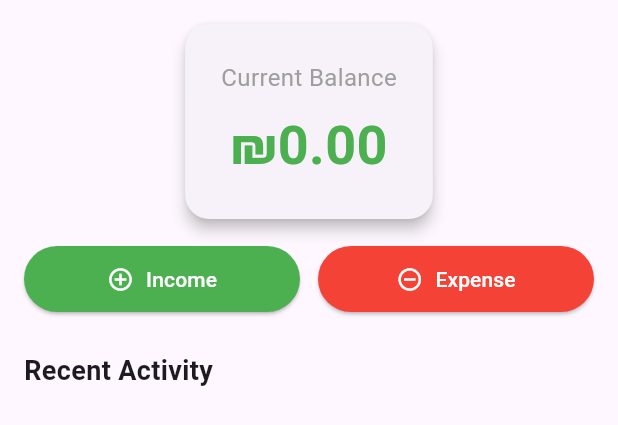
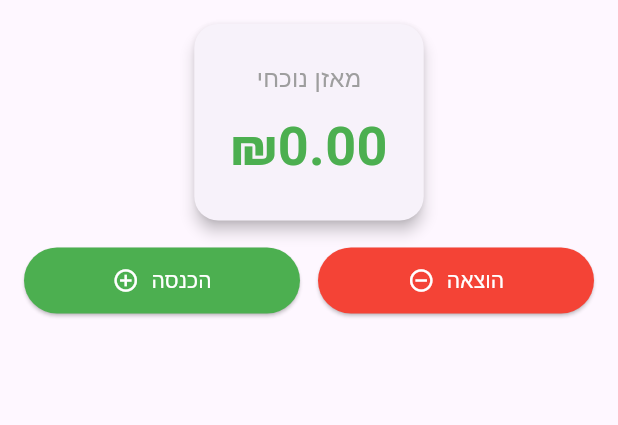
Before and after one commit to Alonf76/finance_manager_app_cloud, a Flutter app: the DashboardView widget shown alone on an empty page, opened directly with empty values, on a phone screen of 412 x 824 dp. Shown: the top 425 px of the screen. Run offline on Flutter 3.47's test engine with Material 3 defaults, Android fonts, the phone set to English and light mode, and no system bars; our stand-ins replace cloud_firestore, firebase_auth, firebase_core, fl_chart, package_info_plus; accounts and stored records are empty.

Commit message:
fix: restore hebrew tabs and simple dashboard

```diff
--- a/lib/widgets/dashboard_view.dart
+++ b/lib/widgets/dashboard_view.dart
@@ -5,7 +5,6 @@ import 'package:family_biz_finance/models/transaction.dart';
 class DashboardView extends StatelessWidget {
   final double totalIncome;
   final double totalExpenses;
-  final List<TransactionModel> transactions;
   final VoidCallback onAddIncome;
   final VoidCallback onAddExpense;
 
@@ -13,7 +12,6 @@ class DashboardView extends StatelessWidget {
     super.key,
     required this.totalIncome,
     required this.totalExpenses,
-    required this.transactions,
     required this.onAddIncome,
     required this.onAddExpense,
   });
@@ -37,7 +35,7 @@ class DashboardView extends StatelessWidget {
             child: Column(
               children: [
                 const Text(
-                  "Current Balance",
+                  "מאזן נוכחי",
                   style: TextStyle(fontSize: 16, color: Colors.grey),
                 ),
                 const SizedBox(height: 8),
@@ -63,7 +61,7 @@ class DashboardView extends StatelessWidget {
                 child: ElevatedButton.icon(
                   onPressed: onAddIncome,
                   icon: const Icon(Icons.add_circle_outline),
-                  label: const Text("Income"),
+                  label: const Text("הכנסה"),
                   style: ElevatedButton.styleFrom(
                     backgroundColor: Colors.green,
                     foregroundColor: Colors.white,
@@ -76,7 +74,7 @@ class DashboardView extends StatelessWidget {
                 child: ElevatedButton.icon(
                   onPressed: onAddExpense,
                   icon: const Icon(Icons.remove_circle_outline),
-                  label: const Text("Expense"),
+                  label: const Text("הוצאה"),
                   style: ElevatedButton.styleFrom(
                     backgroundColor: Colors.red,
                     foregroundColor: Colors.white,
@@ -87,44 +85,6 @@ class DashboardView extends StatelessWidget {
             ],
           ),
         ),
-
-        // 3. Detailed Expense List
-        const Padding(
-          padding: EdgeInsets.fromLTRB(16, 24, 16, 8),
-          child: Align(
-            alignment: Alignment.centerLeft,
-            child: Text(
-              "Recent Activity",
-              style: TextStyle(fontSize: 18, fontWeight: FontWeight.bold),
-            ),
-          ),
-        ),
-        Expanded(
-          child: ListView.builder(
-            padding: const EdgeInsets.only(bottom: 16),
-            itemCount: transactions.length,
-            itemBuilder: (context, index) {
-              final t = transactions[index];
-              return ListTile(
-                leading: CircleAvatar(
-                  backgroundColor: t.isExpense
-                      ? Colors.red.withOpacity(0.1)
-                      : Colors.green.withOpacity(0.1),
-                  child: Icon(
-                    t.isExpense ? Icons.arrow_downward : Icons.arrow_upward,
-                    color: t.isExpense ? Colors.red : Colors.green,
-                  ),
-                ),
-                title: Text(t.title),
-                subtitle: Text(t.category),
-                trailing: Text(
-                  currencyFormat.format(t.amount),
-                  style: const TextStyle(fontWeight: FontWeight.bold),
-                ),
-              );
-            },
-          ),
-        ),
       ],
     );
   }
```
Also changed, not shown: lib/finance_app.dart (+43 -5 lines), 1 other file.
